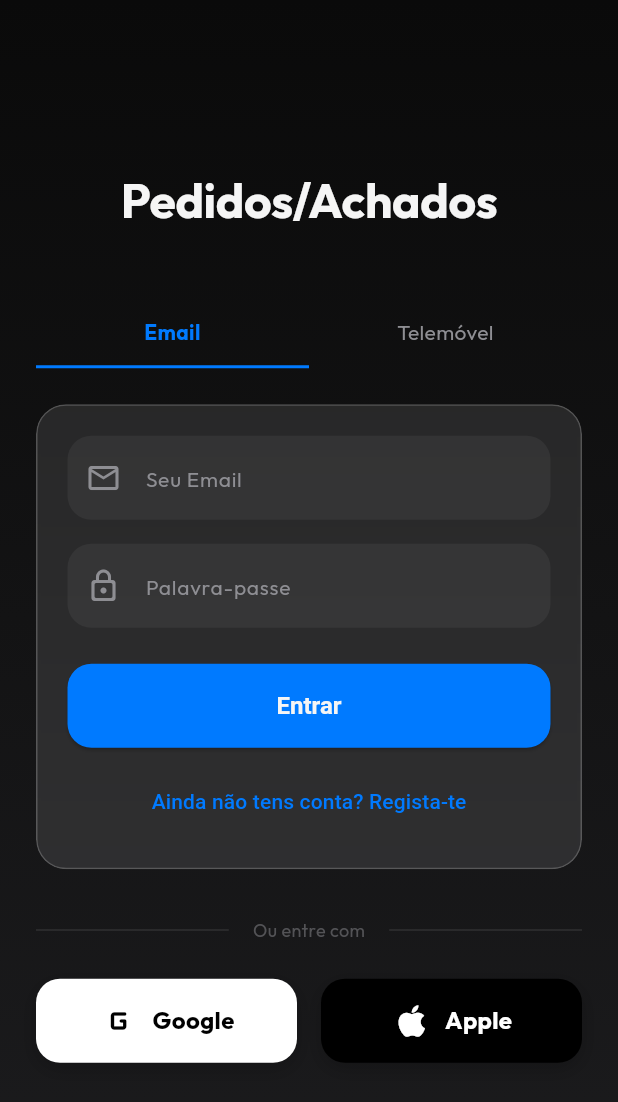
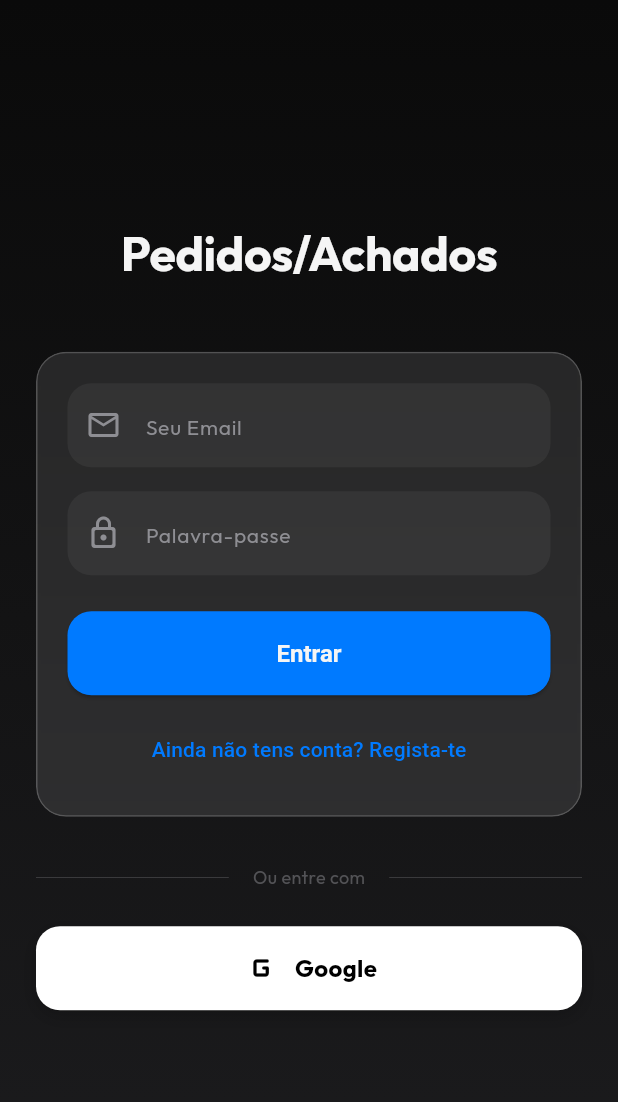
Before and after one commit to carlosf4/PERDIDOS-achados, a Flutter app: the screen it shows after launch, after a tap on "COMEÇAR AGORA", on a phone screen of 412 x 824 dp. Shown: the top 1102 px of the screen. Run offline on Flutter 3.47's test engine with Material 3 defaults, Android fonts, the phone set to English and light mode, and no system bars; our stand-ins replace flutter_riverpod, flutter_spinkit, google_fonts, image_picker, supabase_flutter; missing offline and left inert: dart:js; accounts and stored records are empty.

Commit message:
Fix: corrigir tipografia PERDIDOS, remover login por telefone e Apple

```diff
--- a/lib/ui/screens/auth/login_screen.dart
+++ b/lib/ui/screens/auth/login_screen.dart
@@ -15,21 +15,18 @@ class LoginScreen extends ConsumerStatefulWidget {
 }
 
 class _LoginScreenState extends ConsumerState<LoginScreen> {
-  bool _isEmailLogin = true;
   bool _isSignUp = false;
-  final _inputController = TextEditingController();
+  final _emailController = TextEditingController();
   final _passwordController = TextEditingController();
   bool _isLoading = false;
 
   Future<void> _login() async {
     setState(() => _isLoading = true);
-
     try {
       final supabase = ref.read(supabaseServiceProvider);
-      if (_isEmailLogin) {
       if (_isSignUp) {
         await supabase.signUpWithEmail(
-            email: _inputController.text.trim(),
+          email: _emailController.text.trim(),
           password: _passwordController.text,
         );
         if (mounted) {
@@ -43,29 +40,19 @@ class _LoginScreenState extends ConsumerState<LoginScreen> {
         }
       } else {
         await supabase.signInWithEmail(
-            email: _inputController.text.trim(),
+          email: _emailController.text.trim(),
           password: _passwordController.text,
         );
         _navigateToHome();
       }
-      } else {
-        if (_inputController.text.isNotEmpty) {
-          // Phone login placeholder (needs Supabase OTP config)
-          _showOTPDialog();
-        }
-      }
     } on AuthException catch (e) {
       if (mounted) {
-        ScaffoldMessenger.of(context).showSnackBar(
-          SnackBar(content: Text(e.message)),
-        );
+        ScaffoldMessenger.of(context).showSnackBar(SnackBar(content: Text(e.message)));
         setState(() => _isLoading = false);
       }
     } catch (e) {
       if (mounted) {
-        ScaffoldMessenger.of(context).showSnackBar(
-          SnackBar(content: Text("Erro inesperado: $e")),
-        );
+        ScaffoldMessenger.of(context).showSnackBar(SnackBar(content: Text("Erro inesperado: $e")));
         setState(() => _isLoading = false);
       }
     }
@@ -77,59 +64,6 @@ class _LoginScreenState extends ConsumerState<LoginScreen> {
         MaterialPageRoute(builder: (context) => const HomeScreen()),
       );
     }
-  }
-
-  void _showOTPDialog() {
-    setState(() => _isLoading = false);
-    showModalBottomSheet(
-      context: context,
-      isScrollControlled: true,
-      backgroundColor: Colors.transparent,
-      builder: (context) => GlassBox(
-        child: Padding(
-          padding: EdgeInsets.fromLTRB(24, 40, 24, MediaQuery.of(context).viewInsets.bottom + 40),
-          child: Column(
-            mainAxisSize: MainAxisSize.min,
-            children: [
-              const Text("Verificação", style: TextStyle(fontSize: 24, fontWeight: FontWeight.bold)),
-              const SizedBox(height: 8),
-              Text("Introduza o código enviado para ${_inputController.text}", style: const TextStyle(color: AppColors.grey)),
-              const SizedBox(height: 32),
-              Row(
-                mainAxisAlignment: MainAxisAlignment.spaceEvenly,
-                children: List.generate(4, (index) => _buildOTPBox()),
-              ),
-              const SizedBox(height: 40),
-              ElevatedButton(
-                onPressed: () => Navigator.of(context).pushReplacement(MaterialPageRoute(builder: (context) => const HomeScreen())),
-                style: ElevatedButton.styleFrom(minimumSize: const Size(double.infinity, 56)),
-                child: const Text("Confirmar"),
-              ),
-            ],
-          ),
-        ),
-      ),
-    );
-  }
-
-  Widget _buildOTPBox() {
-    return Container(
-      width: 60,
-      height: 60,
-      decoration: BoxDecoration(
-        color: Colors.white.withOpacity(0.05),
-        borderRadius: BorderRadius.circular(12),
-        border: Border.all(color: Colors.white.withOpacity(0.1)),
-      ),
-      child: const Center(
-        child: TextField(
-          textAlign: TextAlign.center,
-          keyboardType: TextInputType.number,
-          style: TextStyle(fontSize: 24, fontWeight: FontWeight.bold),
-          decoration: InputDecoration(border: InputBorder.none),
-        ),
-      ),
-    );
   }
 
   @override
@@ -146,27 +80,16 @@ class _LoginScreenState extends ConsumerState<LoginScreen> {
               Text("Pedidos/Achados", style: Theme.of(context).textTheme.displayLarge, textAlign: TextAlign.center),
               const SizedBox(height: 48),
 
-              // Selector
-              Row(
-                children: [
-                  _buildTab("Email", _isEmailLogin, () => setState(() => _isEmailLogin = true)),
-                  _buildTab("Telemóvel", !_isEmailLogin, () => setState(() => _isEmailLogin = false)),
-                ],
-              ),
-              const SizedBox(height: 24),
-
               GlassBox(
                 child: Padding(
                   padding: const EdgeInsets.all(20.0),
                   child: Column(
                     children: [
                       _buildTextField(
-                        controller: _inputController,
-                        hint: _isEmailLogin ? "Seu Email" : "Número de Telemóvel",
-                        icon: _isEmailLogin ? Icons.email_outlined : Icons.phone_android_rounded,
-                        isPhone: !_isEmailLogin,
+                        controller: _emailController,
+                        hint: "Seu Email",
+                        icon: Icons.email_outlined,
                       ),
-                      if (_isEmailLogin) ...[
                       const SizedBox(height: 16),
                       _buildTextField(
                         controller: _passwordController,
@@ -174,18 +97,14 @@ class _LoginScreenState extends ConsumerState<LoginScreen> {
                         icon: Icons.lock_outline_rounded,
                         isPassword: true,
                       ),
-                      ],
                       const SizedBox(height: 24),
                       ElevatedButton(
                         onPressed: _isLoading ? null : _login,
                         style: ElevatedButton.styleFrom(minimumSize: const Size(double.infinity, 56)),
                         child: _isLoading
                             ? const CircularProgressIndicator(color: Colors.white)
-                          : Text(_isEmailLogin
-                              ? (_isSignUp ? "Criar Conta" : "Entrar")
-                              : "Enviar Código"),
+                            : Text(_isSignUp ? "Criar Conta" : "Entrar"),
                       ),
-                      if (_isEmailLogin) ...[
                       const SizedBox(height: 12),
                       TextButton(
                         onPressed: () => setState(() => _isSignUp = !_isSignUp),
@@ -194,7 +113,6 @@ class _LoginScreenState extends ConsumerState<LoginScreen> {
                           style: const TextStyle(color: AppColors.accent),
                         ),
                       ),
-                      ],
                     ],
                   ),
                 ),
@@ -213,15 +131,9 @@ class _LoginScreenState extends ConsumerState<LoginScreen> {
                 ],
               ),
               const SizedBox(height: 24),
-              Row(
-                children: [
-                  Expanded(child: _buildSocialButton("Google", Icons.g_mobiledata_rounded, Colors.white, Colors.black, onTap: () {
+              _buildSocialButton("Google", Icons.g_mobiledata_rounded, Colors.white, Colors.black, onTap: () {
                 ref.read(supabaseServiceProvider).signInWithGoogle();
-                  })),
-                  const SizedBox(width: 16),
-                  Expanded(child: _buildSocialButton("Apple", Icons.apple_rounded, Colors.black, Colors.white)),
-                ],
-              ),
+              }),
             ],
           ),
         ),
@@ -231,18 +143,14 @@ class _LoginScreenState extends ConsumerState<LoginScreen> {
 
   Widget _buildSocialButton(String label, IconData icon, Color bgColor, Color textColor, {VoidCallback? onTap}) {
     return GestureDetector(
-      onTap: onTap ?? _navigateToHome,
+      onTap: onTap,
       child: Container(
         height: 56,
         decoration: BoxDecoration(
           color: bgColor,
           borderRadius: BorderRadius.circular(16),
           boxShadow: [
-            BoxShadow(
-              color: Colors.black.withOpacity(0.2),
-              blurRadius: 10,
-              offset: const Offset(0, 4),
-            ),
+            BoxShadow(color: Colors.black.withOpacity(0.2), blurRadius: 10, offset: const Offset(0, 4)),
           ],
         ),
         child: Row(
@@ -250,33 +158,8 @@ class _LoginScreenState extends ConsumerState<LoginScreen> {
           children: [
             Icon(icon, color: textColor, size: 28),
             const SizedBox(width: 8),
-            Text(
-              label,
-              style: TextStyle(color: textColor, fontWeight: FontWeight.bold, fontSize: 16),
-            ),
+            Text(label, style: TextStyle(color: textColor, fontWeight: FontWeight.bold, fontSize: 16)),
           ],
-        ),
-      ),
-    );
-  }
-
-  Widget _buildTab(String label, bool isSelected, VoidCallback onTap) {
-    return Expanded(
-      child: GestureDetector(
-        onTap: onTap,
-        child: Container(
-          padding: const EdgeInsets.symmetric(vertical: 12),
-          decoration: BoxDecoration(
-            border: Border(bottom: BorderSide(color: isSelected ? AppColors.accent : Colors.transparent, width: 2)),
-          ),
-          child: Text(
-            label,
-            textAlign: TextAlign.center,
-            style: TextStyle(
-              color: isSelected ? AppColors.accent : AppColors.grey,
-              fontWeight: isSelected ? FontWeight.bold : FontWeight.normal,
-            ),
-          ),
         ),
       ),
     );
@@ -287,16 +170,15 @@ class _LoginScreenState extends ConsumerState<LoginScreen> {
     required String hint,
     required IconData icon,
     bool isPassword = false,
-    bool isPhone = false,
   }) {
     return TextField(
       controller: controller,
       obscureText: isPassword,
-      keyboardType: isPhone ? TextInputType.phone : TextInputType.emailAddress,
+      keyboardType: TextInputType.emailAddress,
       style: const TextStyle(color: Colors.white),
       decoration: InputDecoration(
         prefixIcon: Icon(icon, color: AppColors.grey),
-        hintText: isPhone ? "+(Cód. País) Número" : hint,
+        hintText: hint,
         hintStyle: const TextStyle(color: AppColors.grey, fontSize: 14),
         filled: true,
         fillColor: Colors.white.withOpacity(0.05),
--- a/lib/ui/screens/splash_screen.dart
+++ b/lib/ui/screens/splash_screen.dart
@@ -67,7 +67,7 @@ class _SplashScreenState extends State<SplashScreen> {
               ),
               const SizedBox(height: 40),
               Text(
-                'PEDIDOS',
+                'PERDIDOS',
                 style: Theme.of(context).textTheme.displayLarge?.copyWith(
                   letterSpacing: 8,
                   color: AppColors.white,
--- a/lib/ui/screens/welcome/welcome_screen.dart
+++ b/lib/ui/screens/welcome/welcome_screen.dart
@@ -117,7 +117,7 @@ class _WelcomeScreenState extends State<WelcomeScreen> {
           ),
           const SizedBox(height: 40),
           Text(
-            "PEDIDOS\nACHADOS",
+            "PERDIDOS\nACHADOS",
             textAlign: TextAlign.center,
             style: Theme.of(context).textTheme.displayLarge?.copyWith(fontSize: 48, letterSpacing: 4),
           ),
@@ -307,7 +307,7 @@ class _WelcomeScreenState extends State<WelcomeScreen> {
           ],
         ),
         const SizedBox(height: 32),
-        Text("© 2024 PEDIDOS/ACHADOS. Todos os direitos reservados.", style: TextStyle(color: AppColors.grey.withOpacity(0.5), fontSize: 10)),
+        Text("© 2024 PERDIDOS/ACHADOS. Todos os direitos reservados.", style: TextStyle(color: AppColors.grey.withOpacity(0.5), fontSize: 10)),
       ],
     );
   }
```
Lines whose indentation alone changed are shown as unchanged.
